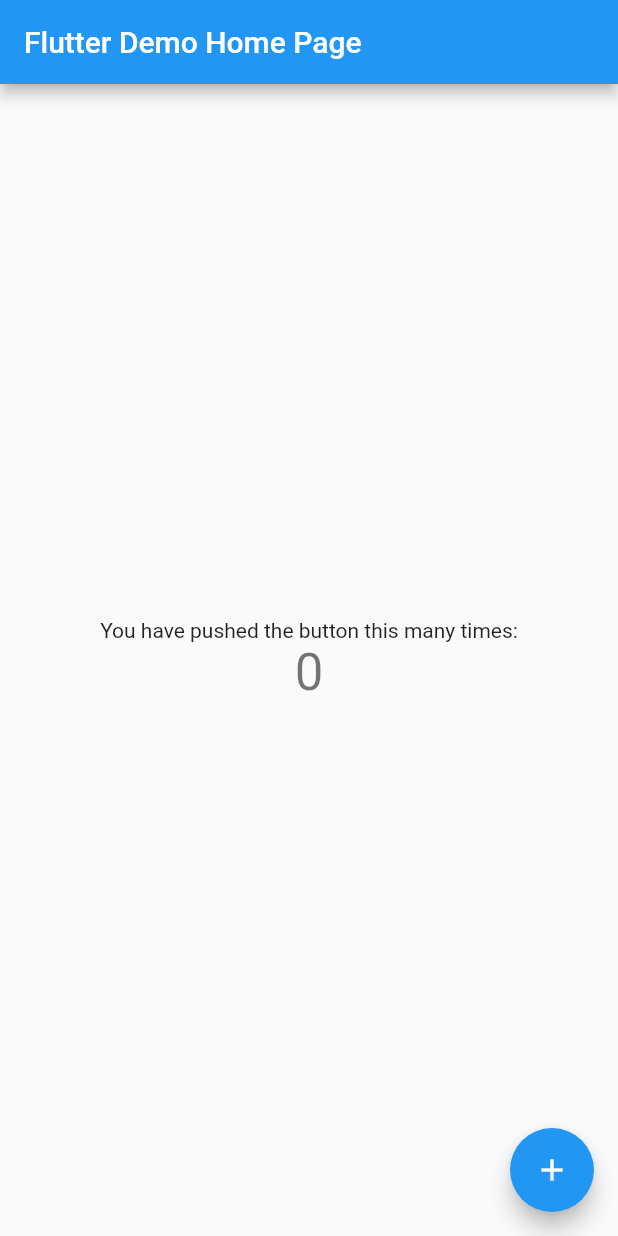
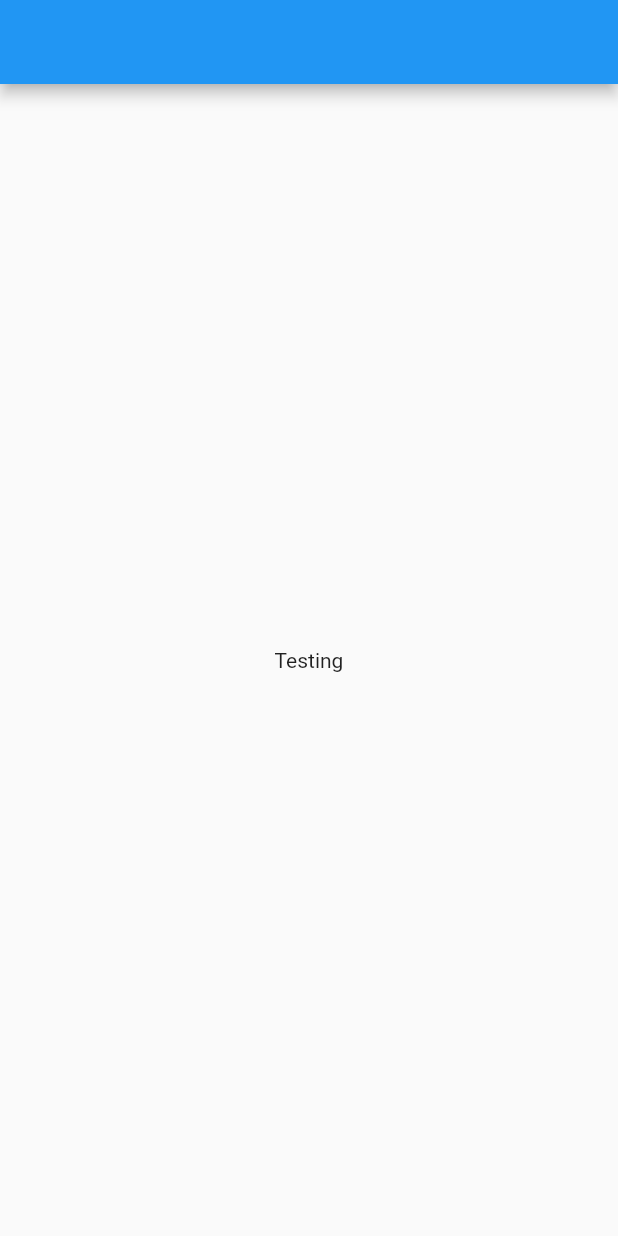
Before and after one commit to yonasalex-pro/dictionary_app, a Flutter app: the screen it shows after launch, on a phone screen of 412 x 824 dp. Run offline on Flutter 3.47's test engine with Material 2 defaults, Android fonts, the phone set to English and light mode, and no system bars.

Commit message:
remove default setup and make a new homepage

```diff
--- a/lib/main.dart
+++ b/lib/main.dart
@@ -1,3 +1,4 @@
+import 'package:dictionary_app/ui/home_page.dart';
 import 'package:flutter/material.dart';
 
 void main() {
@@ -6,110 +7,11 @@ void main() {
 
 class MyApp extends StatelessWidget {
   const MyApp({Key? key}) : super(key: key);
-
-  // This widget is the root of your application.
   @override
   Widget build(BuildContext context) {
-    return MaterialApp(
-      title: 'Flutter Demo',
-      theme: ThemeData(
-        // This is the theme of your application.
-        //
-        // Try running your application with "flutter run". You'll see the
-        // application has a blue toolbar. Then, without quitting the app, try
-        // changing the primarySwatch below to Colors.green and then invoke
-        // "hot reload" (press "r" in the console where you ran "flutter run",
-        // or simply save your changes to "hot reload" in a Flutter IDE).
-        // Notice that the counter didn't reset back to zero; the application
-        // is not restarted.
-        primarySwatch: Colors.blue,
-      ),
-      home: const MyHomePage(title: 'Flutter Demo Home Page'),
+    return const MaterialApp(
+      title: 'Dictionary App',
+      home: HomePage(),
     );
   }
 }
-
-class MyHomePage extends StatefulWidget {
-  const MyHomePage({Key? key, required this.title}) : super(key: key);
-
-  // This widget is the home page of your application. It is stateful, meaning
-  // that it has a State object (defined below) that contains fields that affect
-  // how it looks.
-
-  // This class is the configuration for the state. It holds the values (in this
-  // case the title) provided by the parent (in this case the App widget) and
-  // used by the build method of the State. Fields in a Widget subclass are
-  // always marked "final".
-
-  final String title;
-
-  @override
-  State<MyHomePage> createState() => _MyHomePageState();
-}
-
-class _MyHomePageState extends State<MyHomePage> {
-  int _counter = 0;
-
-  void _incrementCounter() {
-    setState(() {
-      // This call to setState tells the Flutter framework that something has
-      // changed in this State, which causes it to rerun the build method below
-      // so that the display can reflect the updated values. If we changed
-      // _counter without calling setState(), then the build method would not be
-      // called again, and so nothing would appear to happen.
-      _counter++;
-    });
-  }
-
-  @override
-  Widget build(BuildContext context) {
-    // This method is rerun every time setState is called, for instance as done
-    // by the _incrementCounter method above.
-    //
-    // The Flutter framework has been optimized to make rerunning build methods
-    // fast, so that you can just rebuild anything that needs updating rather
-    // than having to individually change instances of widgets.
-    return Scaffold(
-      appBar: AppBar(
-        // Here we take the value from the MyHomePage object that was created by
-        // the App.build method, and use it to set our appbar title.
-        title: Text(widget.title),
-      ),
-      body: Center(
-        // Center is a layout widget. It takes a single child and positions it
-        // in the middle of the parent.
-        child: Column(
-          // Column is also a layout widget. It takes a list of children and
-          // arranges them vertically. By default, it sizes itself to fit its
-          // children horizontally, and tries to be as tall as its parent.
-          //
-          // Invoke "debug painting" (press "p" in the console, choose the
-          // "Toggle Debug Paint" action from the Flutter Inspector in Android
-          // Studio, or the "Toggle Debug Paint" command in Visual Studio Code)
-          // to see the wireframe for each widget.
-          //
-          // Column has various properties to control how it sizes itself and
-          // how it positions its children. Here we use mainAxisAlignment to
-          // center the children vertically; the main axis here is the vertical
-          // axis because Columns are vertical (the cross axis would be
-          // horizontal).
-          mainAxisAlignment: MainAxisAlignment.center,
-          children: <Widget>[
-            const Text(
-              'You have pushed the button this many times:',
-            ),
-            Text(
-              '$_counter',
-              style: Theme.of(context).textTheme.headline4,
-            ),
-          ],
-        ),
-      ),
-      floatingActionButton: FloatingActionButton(
-        onPressed: _incrementCounter,
-        tooltip: 'Increment',
-        child: const Icon(Icons.add),
-      ), // This trailing comma makes auto-formatting nicer for build methods.
-    );
-  }
-}
--- /dev/null
+++ b/lib/ui/home_page.dart
@@ -0,0 +1,20 @@
+import 'package:flutter/material.dart';
+
+class HomePage extends StatefulWidget {
+  const HomePage({Key? key}) : super(key: key);
+
+  @override
+  _HomePageState createState() => _HomePageState();
+}
+
+class _HomePageState extends State<HomePage> {
+  @override
+  Widget build(BuildContext context) {
+    return Scaffold(
+      appBar: AppBar(),
+      body: const Center(
+        child: Text('Testing'),
+      ),
+    );
+  }
+}
```
